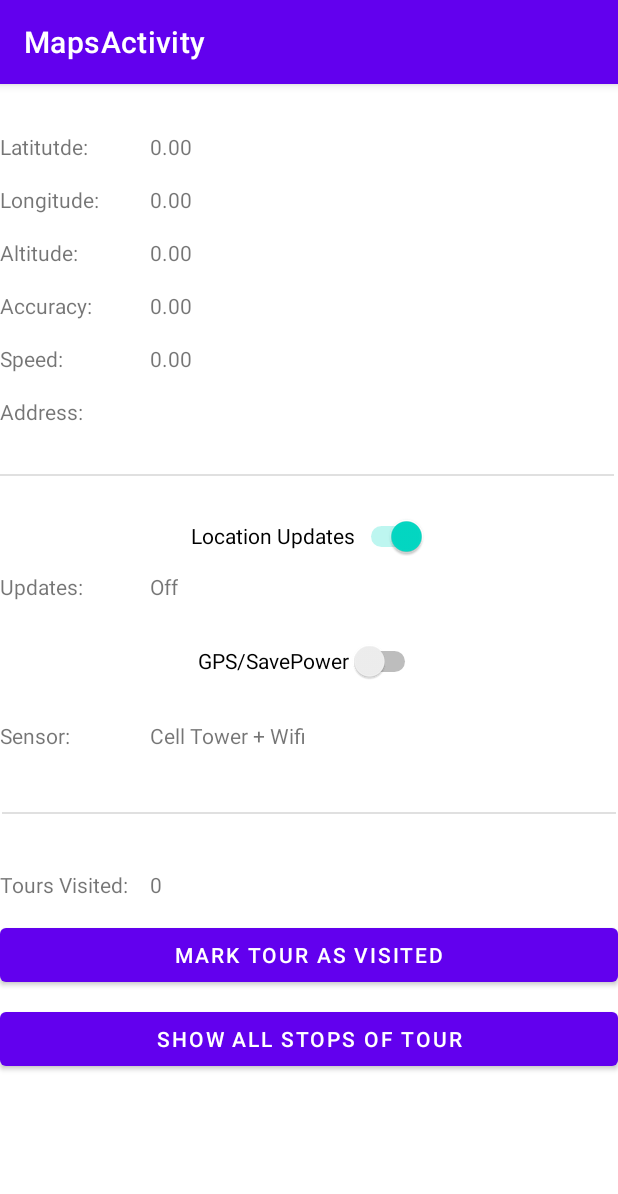
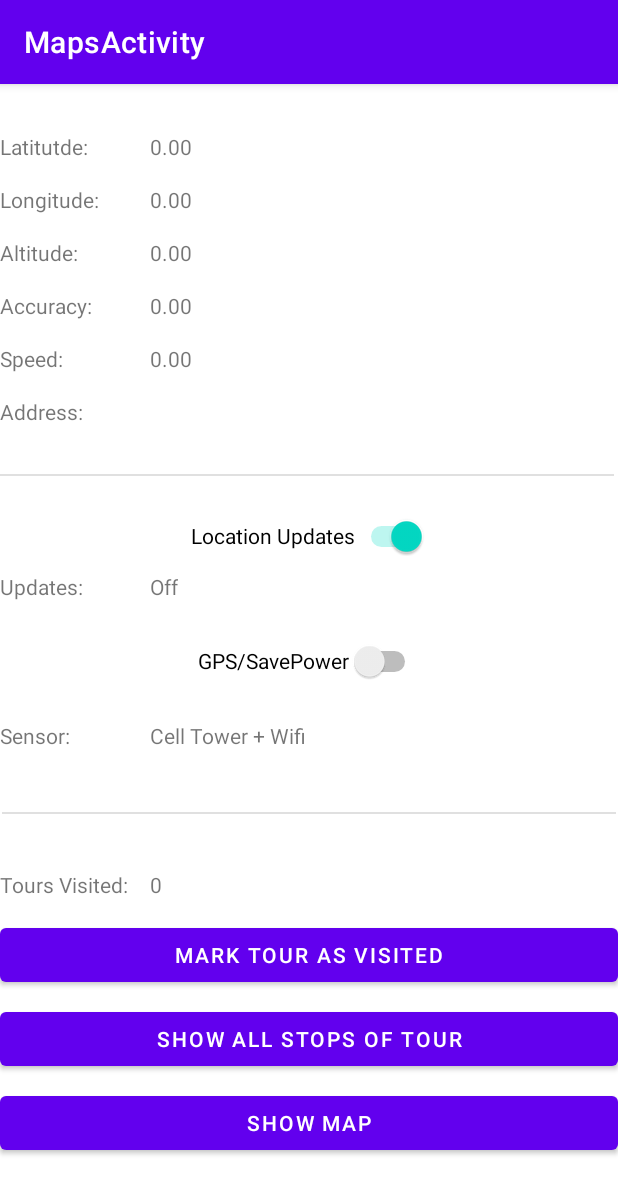
Before and after one commit to BShaffer670/TouringApp, an Android app: the screen it shows after launch (MapsActivity), on a phone screen of 412 x 824 dp. Shown: the top 1194 px of the screen. Run offline under Robolectric (Android 15) with nearby library versions, the light colour scheme and no system bars.

```diff
--- a/app/src/main/java/com/example/tourapp3/MapsActivity.java
+++ b/app/src/main/java/com/example/tourapp3/MapsActivity.java
@@ -2,6 +2,7 @@ package com.example.tourapp3;
 
 import android.Manifest;
 import android.annotation.SuppressLint;
+import android.content.Intent;
 import android.content.pm.PackageManager;
 import android.location.Address;
 import android.location.Geocoder;
@@ -54,7 +55,7 @@ public class MapsActivity extends AppCompatActivity {
     Location currentLocation;
 
     // List that contains stops for the tour
-    List<Location> stopsInTour;
+    public List<Location> stopsInTour;
     // 2-D List of all stops in all tours (may not need 2D list, List<Strings> may suffice) [List should be migrated to database to reduce storage usage
     List<List<Location>> allTours;
 
@@ -125,6 +126,14 @@ public class MapsActivity extends AppCompatActivity {
                 stopsInTour = myApplication.getMyLocations();
                 stopsInTour.add(currentLocation);
                 updateGPS();
+            }
+        });
+
+        btn_TourStops.setOnClickListener(new View.OnClickListener() {
+            @Override
+            public void onClick(View view) {
+                Intent i = new Intent(MapsActivity.this, ShowTourStopsList.class);
+                startActivity(i);
             }
         });
 
@@ -209,8 +218,8 @@ public class MapsActivity extends AppCompatActivity {
     private void updateGPS(){
         fusedLocationProviderClient= LocationServices.getFusedLocationProviderClient(MapsActivity.this);
 
-        if(ActivityCompat.checkSelfPermission(this, Manifest.permission.ACCESS_FINE_LOCATION) == PackageManager.PERMISSION_GRANTED) {
-            //user  already granted permissions
+        //user  already granted permissions
+        if(ActivityCompat.checkSelfPermission(this, Manifest.permission.ACCESS_FINE_LOCATION) == PackageManager.PERMISSION_GRANTED)
             fusedLocationProviderClient.getLastLocation().addOnSuccessListener(this, new OnSuccessListener<Location>() {
                 @Override
                 public void onSuccess(Location location) {
@@ -219,7 +228,6 @@ public class MapsActivity extends AppCompatActivity {
                     currentLocation = location;
                 }
             });
-        }
         else{
             if(Build.VERSION.SDK_INT >= Build.VERSION_CODES.M){
                 requestPermissions(new String[] {Manifest.permission.ACCESS_FINE_LOCATION}, PERMISSIONS_FINE_LOCATION);
--- a/app/src/main/res/layout/activity_maps.xml
+++ b/app/src/main/res/layout/activity_maps.xml
@@ -228,4 +228,15 @@
         app:layout_constraintStart_toStartOf="parent"
         app:layout_constraintTop_toBottomOf="@+id/btn_CheckIn" />
 
+    <Button
+        android:id="@+id/GoToMap"
+        android:layout_width="0dp"
+        android:layout_height="wrap_content"
+        android:layout_marginTop="8dp"
+        android:text="Show Map"
+        app:layout_constraintEnd_toEndOf="parent"
+        app:layout_constraintHorizontal_bias="1.0"
+        app:layout_constraintStart_toStartOf="parent"
+        app:layout_constraintTop_toBottomOf="@+id/btn_TourStops" />
+
 </androidx.constraintlayout.widget.ConstraintLayout>
```
Also changed, not shown: app/src/main/AndroidManifest.xml (+9 -12 lines), app/src/main/java/com/example/tourapp3/ShowTourStopsList.java (added, +28 -0 lines), app/src/main/res/layout/activity_show_tour_stops_list.xml (added, +16 -0 lines).
